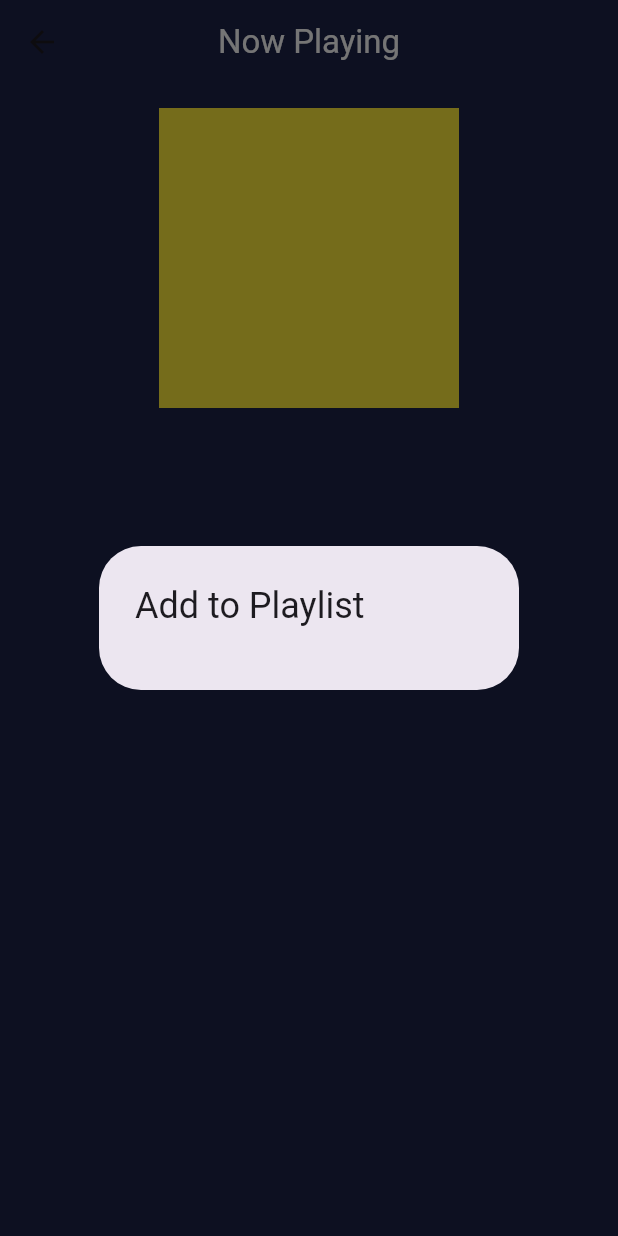
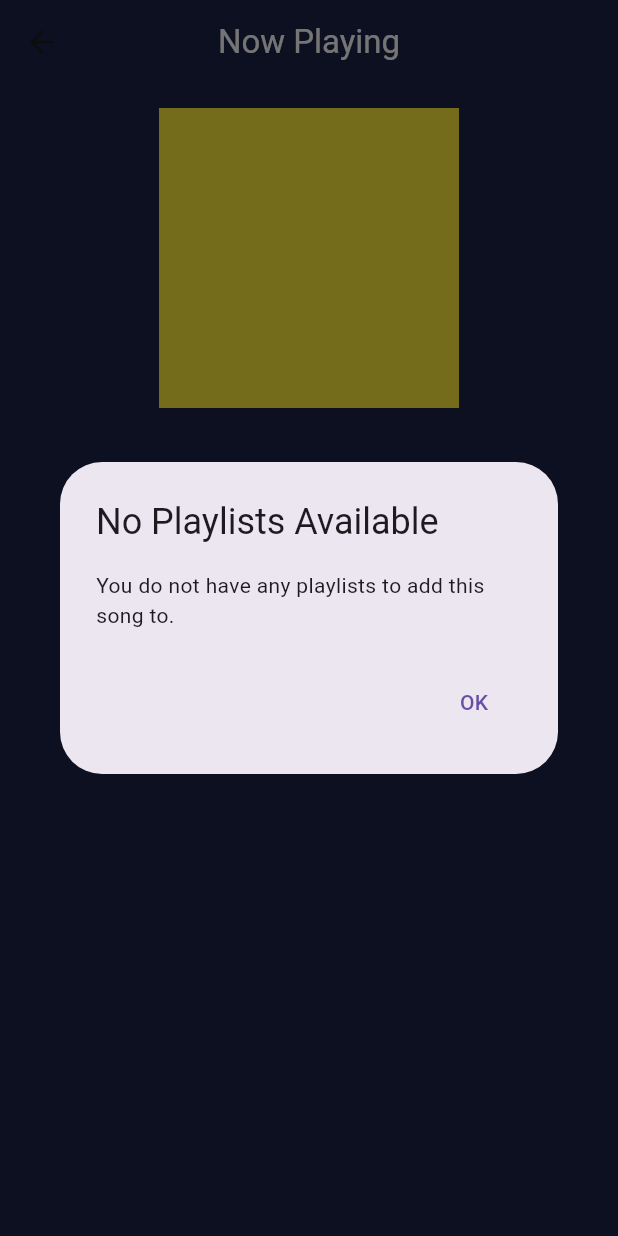
Before and after one commit to Marta-24/Firebase, a Flutter app: the SongPage screen opened directly, after a tap on the "playlist add" icon, on a phone screen of 412 x 824 dp. Run offline on Flutter 3.47's test engine with Material 3 defaults, Android fonts, the phone set to English and light mode, and no system bars; our stand-ins replace shared_preferences; accounts and stored records are empty.

Commit message:
now can add a song to a playlist

```diff
--- a/lib/app/music_app.dart
+++ b/lib/app/music_app.dart
@@ -110,7 +110,6 @@ class _MusicAppState extends State<MusicApp> {
           title: '',
           artist: '',
           lyrics: '',
-          playlists: [],
         );
       case 5:
         return const MorePage();
--- a/lib/models/playlist.dart
+++ b/lib/models/playlist.dart
@@ -1,4 +1,4 @@
-import 'music.dart'; // Assuming you have a Music model
+import 'music.dart';
 
 class Playlist {
   String name;
--- a/lib/pages/home_page.dart
+++ b/lib/pages/home_page.dart
@@ -11,7 +11,6 @@ class HomePage extends StatelessWidget {
       required List<Music> artistMusic})
       : super(key: key);
 
-  // Hardcoded lists of songs for each category
   final List<Music> trendingMusic = [
     Music(title: "Shape of You", artist: "Ed Sheeran", lyrics: ""),
     Music(title: "Blinding Lights", artist: "The Weeknd", lyrics: ""),
@@ -72,8 +71,7 @@ class HomePage extends StatelessWidget {
         builder: (context) => SongPage(
           title: music.title,
           artist: music.artist,
-          // The lyrics are empty here; they should be fetched within the SongPage
-          lyrics: '', playlists: [],
+          lyrics: '',
         ),
       ),
     );
--- a/lib/pages/playlist_page.dart
+++ b/lib/pages/playlist_page.dart
@@ -1,4 +1,5 @@
 import 'package:flutter/material.dart';
+import 'package:shared_preferences/shared_preferences.dart';
 
 class PlaylistPage extends StatefulWidget {
   const PlaylistPage({Key? key}) : super(key: key);
@@ -8,7 +9,25 @@ class PlaylistPage extends StatefulWidget {
 }
 
 class _PlaylistPageState extends State<PlaylistPage> {
-  List<String> playlists = []; // List to hold playlist names
+  List<String> playlists = [];
+
+  @override
+  void initState() {
+    super.initState();
+    _loadPlaylists();
+  }
+
+  Future<void> _loadPlaylists() async {
+    final prefs = await SharedPreferences.getInstance();
+    setState(() {
+      playlists = prefs.getStringList('playlists') ?? [];
+    });
+  }
+
+  Future<void> _savePlaylists() async {
+    final prefs = await SharedPreferences.getInstance();
+    await prefs.setStringList('playlists', playlists);
+  }
 
   Future<void> _showAddPlaylistDialog() async {
     String playlistName = '';
@@ -38,6 +57,7 @@ class _PlaylistPageState extends State<PlaylistPage> {
                 if (playlistName.isNotEmpty) {
                   setState(() {
                     playlists.add(playlistName);
+                    _savePlaylists();
                   });
                   Navigator.of(dialogContext).pop();
                 }
@@ -79,6 +99,7 @@ class _PlaylistPageState extends State<PlaylistPage> {
                 if (playlistName.isNotEmpty) {
                   setState(() {
                     playlists[index] = playlistName;
+                    _savePlaylists();
                   });
                   Navigator.of(dialogContext).pop();
                 }
@@ -130,6 +151,7 @@ class _PlaylistPageState extends State<PlaylistPage> {
                               onPressed: () {
                                 setState(() {
                                   playlists.removeAt(index);
+                                  _savePlaylists();
                                 });
                               },
                             ),
--- a/lib/pages/search_page.dart
+++ b/lib/pages/search_page.dart
@@ -36,14 +36,12 @@ class _SearchPageState extends State<SearchPage> {
         _artistController.text,
         _songController.text,
       );
-      // ignore: use_build_context_synchronously
       Navigator.of(context).push(
         MaterialPageRoute(
           builder: (context) => SongPage(
             artist: _artistController.text,
             title: _songController.text,
             lyrics: lyrics,
-            playlists: [],
           ),
         ),
       );
--- a/lib/pages/song_page.dart
+++ b/lib/pages/song_page.dart
@@ -5,14 +5,12 @@ class SongPage extends StatefulWidget {
   final String title;
   final String artist;
   final String lyrics;
-  final List<String> playlists;
 
   const SongPage({
     Key? key,
     required this.title,
     required this.artist,
     required this.lyrics,
-    required this.playlists,
   }) : super(key: key);
 
   @override
@@ -43,7 +41,31 @@ class _SongPageState extends State<SongPage> {
     });
   }
 
-  void _addToPlaylist() {
+  Future<void> _addToPlaylist() async {
+    final prefs = await SharedPreferences.getInstance();
+    final playlists = prefs.getStringList('playlists') ?? [];
+
+    if (playlists.isEmpty) {
+      showDialog(
+        context: context,
+        builder: (BuildContext context) {
+          return AlertDialog(
+            title: Text('No Playlists Available'),
+            content: Text('You do not have any playlists to add this song to.'),
+            actions: <Widget>[
+              TextButton(
+                child: Text('OK'),
+                onPressed: () {
+                  Navigator.of(context).pop();
+                },
+              ),
+            ],
+          );
+        },
+      );
+      return;
+    }
+
     showDialog(
       context: context,
       builder: (BuildContext context) {
@@ -51,11 +73,10 @@ class _SongPageState extends State<SongPage> {
           title: Text('Add to Playlist'),
           content: SingleChildScrollView(
             child: ListBody(
-              children: widget.playlists.map((playlist) {
+              children: playlists.map((playlist) {
                 return ListTile(
                   title: Text(playlist),
                   onTap: () {
-                    // TODO: Implement logic to add song to this playlist
                     Navigator.of(context).pop();
                   },
                 );
@@ -72,9 +93,9 @@ class _SongPageState extends State<SongPage> {
     return Scaffold(
       appBar: AppBar(
         backgroundColor: const Color.fromARGB(255, 29, 34, 73),
-        title: Text(
+        title: const Text(
           'Now Playing',
-          style: const TextStyle(
+          style: TextStyle(
             color: Colors.white,
           ),
         ),
@@ -91,7 +112,7 @@ class _SongPageState extends State<SongPage> {
               Container(
                 height: 200.0,
                 width: 200.0,
-                color: Colors.yellow, // Placeholder for album art
+                color: Colors.yellow,
               ),
               const SizedBox(height: 16.0),
               Text(
@@ -123,11 +144,11 @@ class _SongPageState extends State<SongPage> {
                   ),
                   IconButton(
                     icon: const Icon(Icons.shuffle, color: Colors.white),
-                    onPressed: () {}, // Placeholder for shuffle functionality
+                    onPressed: () {},
                   ),
                   IconButton(
                     icon: const Icon(Icons.replay, color: Colors.white),
-                    onPressed: () {}, // Placeholder for replay functionality
+                    onPressed: () {},
                   ),
                   IconButton(
                     icon: const Icon(Icons.playlist_add, color: Colors.white),
--- a/lib/widgets/section_widget.dart
+++ b/lib/widgets/section_widget.dart
@@ -6,8 +6,7 @@ class SectionWidget extends StatelessWidget {
   final String title;
   final List<Music> musicList;
   final Function(Music) onSongTap;
-  final Color titleColor; // Add this line
-
+  final Color titleColor;
   const SectionWidget({
     Key? key,
     required this.title,
```
Also changed, not shown: lib/pages/my_song_page.dart (+6 -6 lines).
